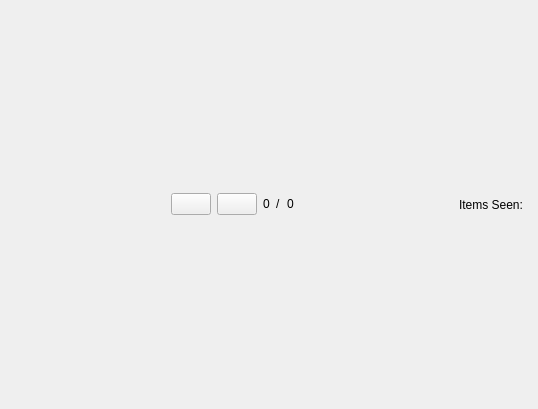
The window that ui/PrintMediaForm.ui (dmzdev/stance) describes before a commit, drawn with Qt 5.
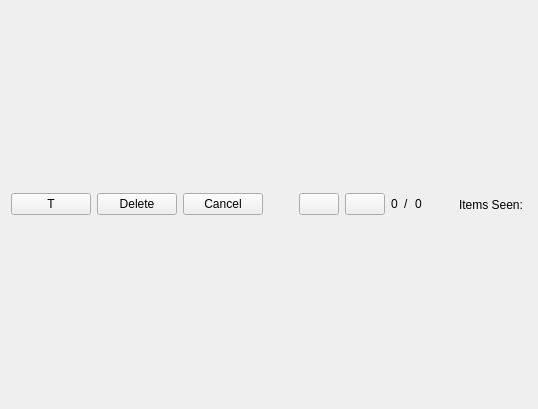
The same window after the commit.

Commit message: - Moved CSS button styles to stance const - Began integrating the media types with the new pdfType view

```diff
--- a/ui/PrintMediaForm.ui
+++ b/ui/PrintMediaForm.ui
@@ -24,6 +24,27 @@
        <property name="sizeConstraint">
         <enum>QLayout::SetMaximumSize</enum>
        </property>
+       <item>
+        <widget class="QPushButton" name="tagButton">
+         <property name="text">
+          <string>T</string>
+         </property>
+        </widget>
+       </item>
+       <item>
+        <widget class="QPushButton" name="deleteButton">
+         <property name="text">
+          <string>Delete</string>
+         </property>
+        </widget>
+       </item>
+       <item>
+        <widget class="QPushButton" name="cancelButton">
+         <property name="text">
+          <string>Cancel</string>
+         </property>
+        </widget>
+       </item>
        <item>
         <spacer name="horizontalSpacer">
          <property name="orientation">
```
The commit also changes 6 other files.
